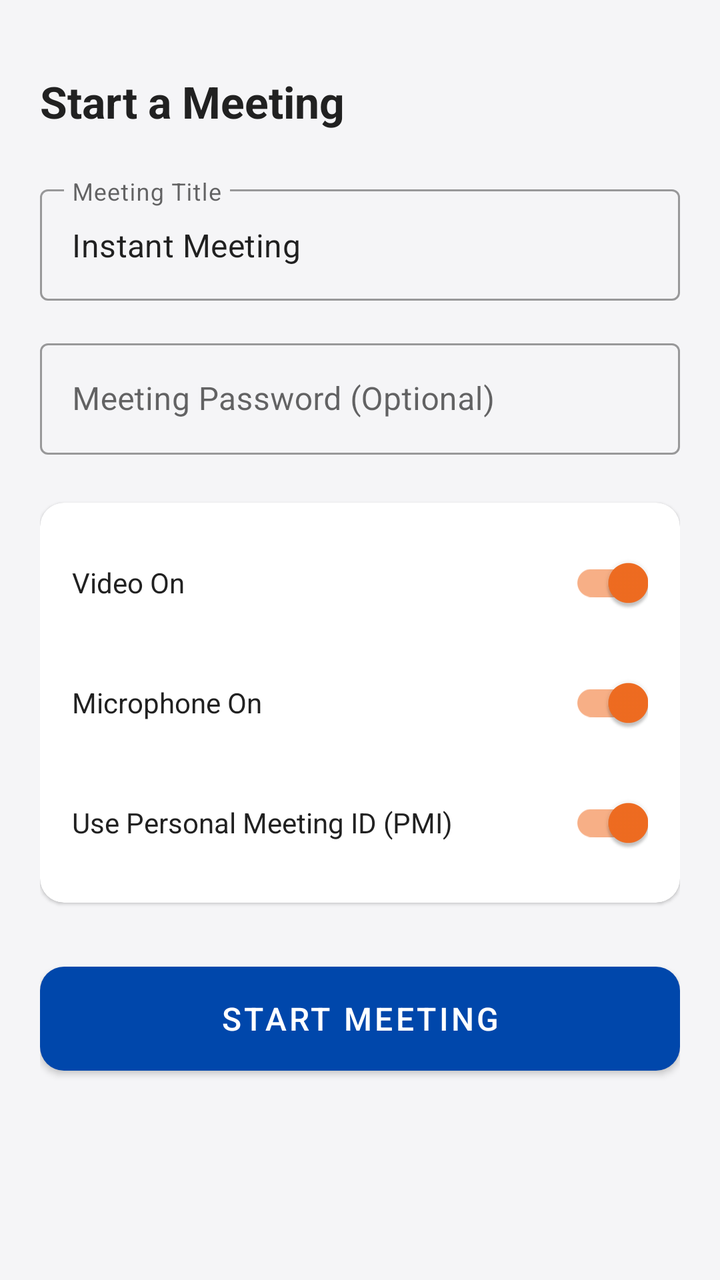
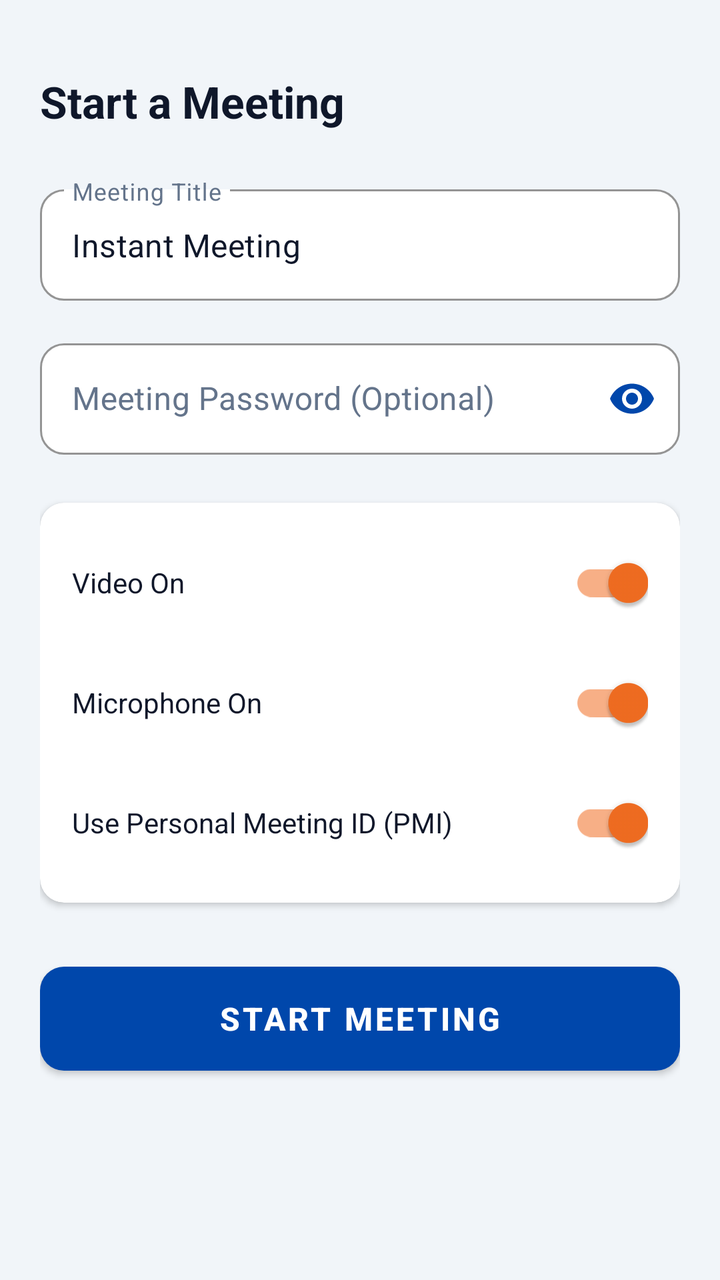

Two renders of the same Android screen: before a commit and after it. Below are the layout's source before the change and the commit's diff.
<!-- AndroidManifest.xml: application theme Theme.MeetWith -->
<!-- res/layout/activity_new_meeting.xml -->
<?xml version="1.0" encoding="utf-8"?>
<LinearLayout xmlns:android="http://schemas.android.com/apk/res/android"
    xmlns:app="http://schemas.android.com/apk/res-auto"
    android:layout_width="match_parent"
    android:layout_height="match_parent"
    android:orientation="vertical"
    android:background="@color/background"
    android:padding="20dp">

    <TextView
        android:layout_width="wrap_content"
        android:layout_height="wrap_content"
        android:text="Start a Meeting"
        android:textColor="@color/text_primary"
        android:textSize="22sp"
        android:textStyle="bold"
        android:layout_marginTop="16dp"
        android:layout_marginBottom="24dp" />

    <com.google.android.material.textfield.TextInputLayout
        style="@style/Widget.MaterialComponents.TextInputLayout.OutlinedBox"
        android:layout_width="match_parent"
        android:layout_height="wrap_content"
        android:hint="Meeting Title">

        <com.google.android.material.textfield.TextInputEditText
            android:id="@+id/etMeetingTitle"
            android:layout_width="match_parent"
            android:layout_height="wrap_content"
            android:text="Instant Meeting" />
    </com.google.android.material.textfield.TextInputLayout>

    <com.google.android.material.textfield.TextInputLayout
        style="@style/Widget.MaterialComponents.TextInputLayout.OutlinedBox"
        android:layout_width="match_parent"
        android:layout_height="wrap_content"
        android:layout_marginTop="16dp"
        android:hint="Meeting Password (Optional)">

        <com.google.android.material.textfield.TextInputEditText
            android:id="@+id/etMeetingPassword"
            android:layout_width="match_parent"
            android:layout_height="wrap_content"
            android:inputType="textPassword" />
    </com.google.android.material.textfield.TextInputLayout>

    
    <androidx.cardview.widget.CardView
        android:layout_width="match_parent"
        android:layout_height="wrap_content"
        android:layout_marginTop="24dp"
        app:cardCornerRadius="12dp"
        app:cardElevation="1dp">

        <LinearLayout
            android:layout_width="match_parent"
            android:layout_height="wrap_content"
            android:orientation="vertical"
            android:padding="16dp">

            <com.google.android.material.switchmaterial.SwitchMaterial
                android:id="@+id/switchVideo"
                android:layout_width="match_parent"
                android:layout_height="wrap_content"
                android:checked="true"
                android:text="Video On"
                android:textColor="@color/text_primary" />

            <com.google.android.material.switchmaterial.SwitchMaterial
                android:id="@+id/switchAudio"
                android:layout_width="match_parent"
                android:layout_height="wrap_content"
                android:layout_marginTop="12dp"
                android:checked="true"
                android:text="Microphone On"
                android:textColor="@color/text_primary" />

            <com.google.android.material.switchmaterial.SwitchMaterial
                android:id="@+id/switchPersonalId"
                android:layout_width="match_parent"
                android:layout_height="wrap_content"
                android:layout_marginTop="12dp"
                android:checked="true"
                android:text="Use Personal Meeting ID (PMI)"
                android:textColor="@color/text_primary" />
        </LinearLayout>
    </androidx.cardview.widget.CardView>

    <Button
        android:id="@+id/btnStartMeeting"
        android:layout_width="match_parent"
        android:layout_height="52dp"
        android:layout_marginTop="32dp"
        android:background="@drawable/bg_button_orange"
        android:text="Start Meeting"
        android:textColor="@color/white"
        android:textSize="16sp" />
</LinearLayout>
<!-- resources referenced by this layout -->
<resources>
  <color name="background">#F5F5F7</color>
  <color name="text_primary">#212121</color>
  <color name="white">#FFFFFF</color>
  <!-- drawable bg_button_orange (drawable) -->
  <?xml version="1.0" encoding="utf-8"?>
  <shape xmlns:android="http://schemas.android.com/apk/res/android"
      android:shape="rectangle">
      <corners android:radius="12dp" />
      <solid android:color="@color/orange" />
  </shape>
  <style name="Theme.MeetWith" parent="Theme.MaterialComponents.DayNight.NoActionBar">
          <item name="colorPrimary">@color/primary</item>
          <item name="colorPrimaryVariant">@color/primary_dark</item>
          <item name="colorOnPrimary">@color/white</item>
          <item name="colorSecondary">@color/accent</item>
          <item name="colorSecondaryVariant">@color/accent</item>
          <item name="colorOnSecondary">@color/white</item>
          <item name="android:statusBarColor">@color/primary_dark</item>
          <item name="android:windowBackground">@color/background</item>
      </style>
  <color name="orange">#F26D21</color>
  <color name="primary">#0047AB</color>
  <color name="primary_dark">#003380</color>
  <color name="accent">#F26D21</color>
</resources>

<!-- the commit's change to res/layout/activity_new_meeting.xml (unified diff, before → after) -->
@@ -21,13 +21,24 @@
         style="@style/Widget.MaterialComponents.TextInputLayout.OutlinedBox"
         android:layout_width="match_parent"
         android:layout_height="wrap_content"
-        android:hint="Meeting Title">
+        android:hint="Meeting Title"
+        app:boxBackgroundColor="@color/input_bg"
+        app:boxStrokeColor="@color/primary"
+        app:boxCornerRadiusTopStart="12dp"
+        app:boxCornerRadiusTopEnd="12dp"
+        app:boxCornerRadiusBottomStart="12dp"
+        app:boxCornerRadiusBottomEnd="12dp"
+        app:hintTextColor="@color/primary"
+        android:textColorHint="@color/text_hint">
 
         <com.google.android.material.textfield.TextInputEditText
             android:id="@+id/etMeetingTitle"
             android:layout_width="match_parent"
             android:layout_height="wrap_content"
-            android:text="Instant Meeting" />
+            android:text="Instant Meeting"
+            android:textColor="@color/input_text"
+            android:textColorHint="@color/text_hint"
+            android:textSize="16sp" />
     </com.google.android.material.textfield.TextInputLayout>
 
     <com.google.android.material.textfield.TextInputLayout
@@ -35,13 +46,26 @@
         android:layout_width="match_parent"
         android:layout_height="wrap_content"
         android:layout_marginTop="16dp"
-        android:hint="Meeting Password (Optional)">
+        android:hint="Meeting Password (Optional)"
+        app:boxBackgroundColor="@color/input_bg"
+        app:boxStrokeColor="@color/primary"
+        app:boxCornerRadiusTopStart="12dp"
+        app:boxCornerRadiusTopEnd="12dp"
+        app:boxCornerRadiusBottomStart="12dp"
+        app:boxCornerRadiusBottomEnd="12dp"
+        app:hintTextColor="@color/primary"
+        android:textColorHint="@color/text_hint"
+        app:passwordToggleEnabled="true"
+        app:passwordToggleTint="@color/primary">
 
         <com.google.android.material.textfield.TextInputEditText
             android:id="@+id/etMeetingPassword"
             android:layout_width="match_parent"
             android:layout_height="wrap_content"
-            android:inputType="textPassword" />
+            android:inputType="textPassword"
+            android:textColor="@color/input_text"
+            android:textColorHint="@color/text_hint"
+            android:textSize="16sp" />
     </com.google.android.material.textfield.TextInputLayout>
 
     
@@ -50,7 +74,8 @@
         android:layout_height="wrap_content"
         android:layout_marginTop="24dp"
         app:cardCornerRadius="12dp"
-        app:cardElevation="1dp">
+        app:cardElevation="2dp"
+        app:cardBackgroundColor="@color/card_background">
 
         <LinearLayout
             android:layout_width="match_parent"
@@ -94,5 +119,6 @@
         android:background="@drawable/bg_button_orange"
         android:text="Start Meeting"
         android:textColor="@color/white"
-        android:textSize="16sp" />
+        android:textSize="16sp"
+        android:textStyle="bold" />
 </LinearLayout>
<!-- resource entries referenced after the edit -->
@@ -1,7 +1,10 @@
 <!-- resources referenced by this layout -->
 <resources>
-  <color name="background">#F5F5F7</color>
-  <color name="text_primary">#212121</color>
+  <color name="background">#F1F5F9</color>
+  <color name="card_background">#FFFFFF</color>
+  <color name="input_bg">#FFFFFF</color>
+  <color name="input_text">#0F172A</color>
+  <color name="text_primary">#0F172A</color>
   <color name="white">#FFFFFF</color>
   <!-- drawable bg_button_orange (drawable) -->
   <?xml version="1.0" encoding="utf-8"?>
@@ -10,7 +13,7 @@
       <corners android:radius="12dp" />
       <solid android:color="@color/orange" />
   </shape>
-  <style name="Theme.MeetWith" parent="Theme.MaterialComponents.DayNight.NoActionBar">
+  <style name="Theme.MeetWith" parent="Theme.MaterialComponents.Light.NoActionBar">
           <item name="colorPrimary">@color/primary</item>
           <item name="colorPrimaryVariant">@color/primary_dark</item>
           <item name="colorOnPrimary">@color/white</item>
@@ -19,10 +22,33 @@
           <item name="colorOnSecondary">@color/white</item>
           <item name="android:statusBarColor">@color/primary_dark</item>
           <item name="android:windowBackground">@color/background</item>
+          
+          
+          <item name="android:textColor">@color/text_primary</item>
+          <item name="android:textColorPrimary">@color/text_primary</item>
+          <item name="android:textColorSecondary">@color/text_secondary</item>
+          <item name="android:editTextColor">@color/input_text</item>
+          <item name="android:textColorHint">@color/text_hint</item>
+  
+          
+          <item name="textInputStyle">@style/Widget.MeetWith.TextInputLayout</item>
       </style>
   <color name="orange">#F26D21</color>
   <color name="primary">#0047AB</color>
-  <color name="primary_dark">#003380</color>
+  <color name="text_hint">#64748B</color>
+  <color name="primary_dark">#002D6C</color>
   <color name="accent">#F26D21</color>
+  <color name="text_secondary">#475569</color>
+  <style name="Widget.MeetWith.TextInputLayout" parent="Widget.MaterialComponents.TextInputLayout.OutlinedBox">
+          <item name="boxBackgroundColor">@color/input_bg</item>
+          <item name="boxStrokeColor">@color/primary</item>
+          <item name="boxStrokeWidth">1.5dp</item>
+          <item name="boxCornerRadiusTopStart">12dp</item>
+          <item name="boxCornerRadiusTopEnd">12dp</item>
+          <item name="boxCornerRadiusBottomStart">12dp</item>
+          <item name="boxCornerRadiusBottomEnd">12dp</item>
+          <item name="hintTextColor">@color/primary</item>
+          <item name="android:textColorHint">@color/text_hint</item>
+      </style>
 </resources>
 
